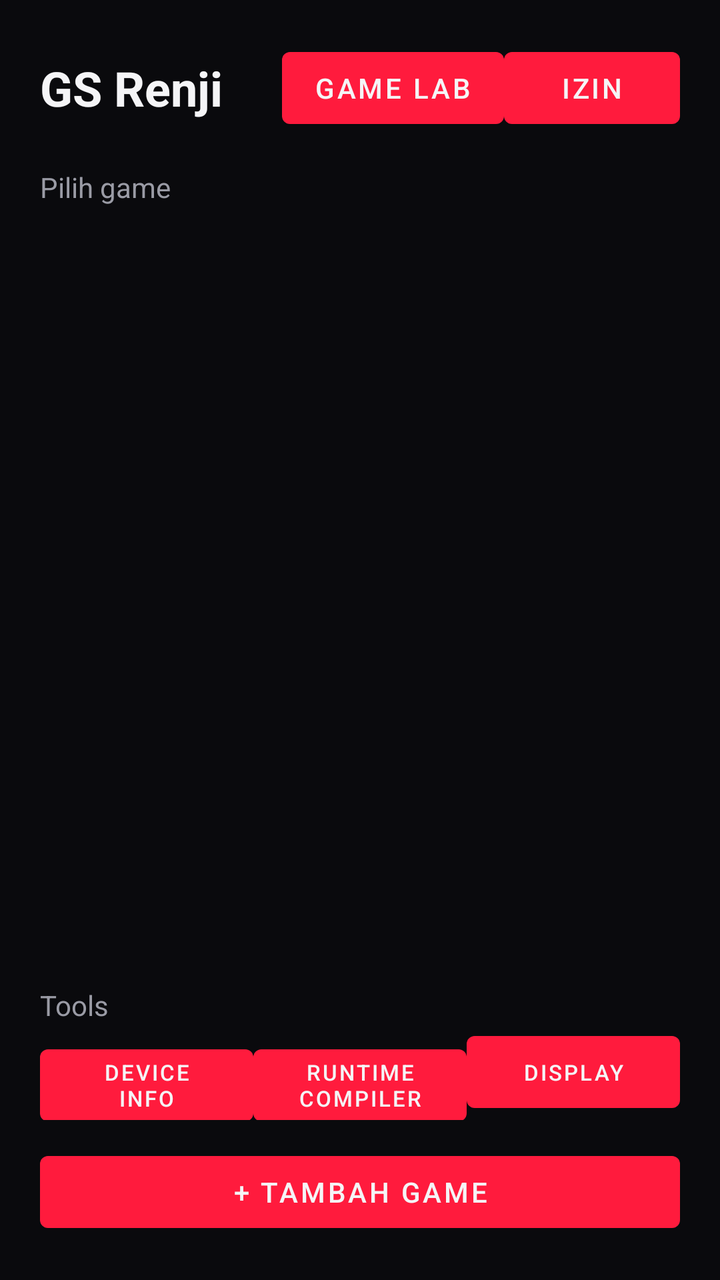
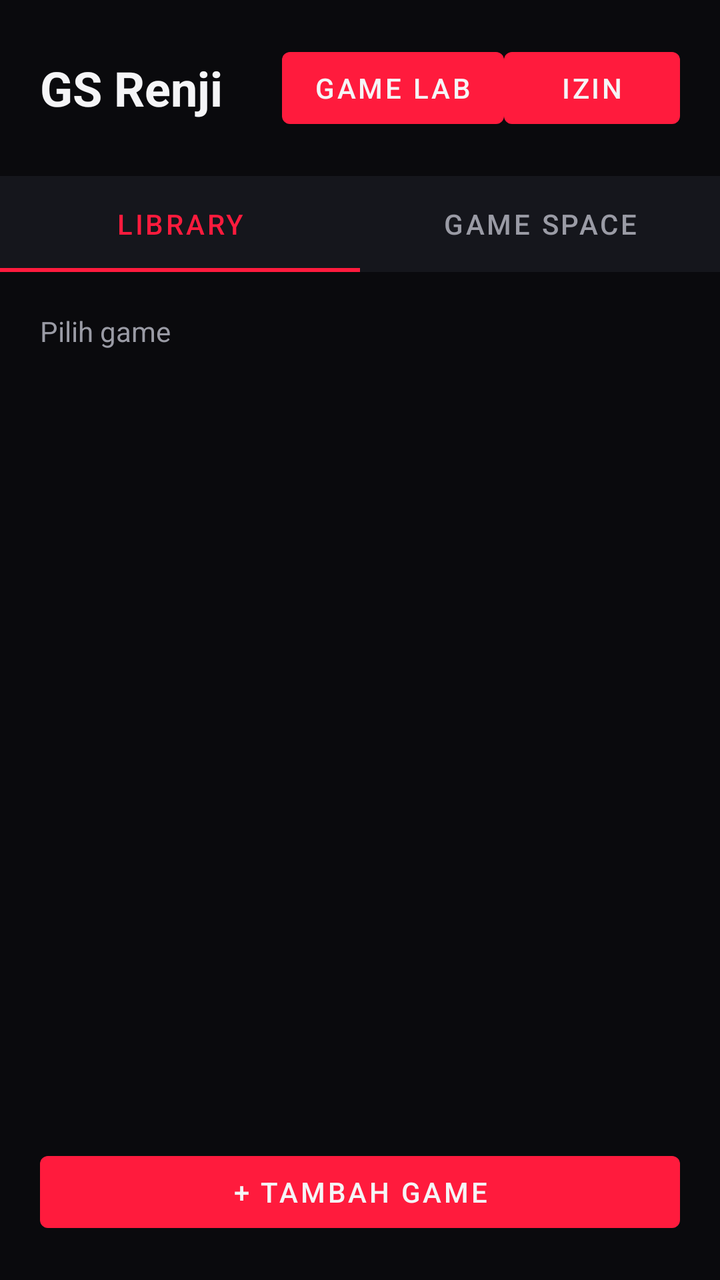

The first picture is an Android layout as it rendered before a commit; the second is the same layout after the commit. The layout source and the unified diff follow.
<!-- AndroidManifest.xml: activity theme Theme.GameSpace -->
<!-- res/layout/activity_game_list.xml -->
<?xml version="1.0" encoding="utf-8"?>
<LinearLayout xmlns:android="http://schemas.android.com/apk/res/android"
    android:layout_width="match_parent"
    android:layout_height="match_parent"
    android:orientation="vertical"
    android:background="@color/bg_dark"
    android:padding="20dp">

    <LinearLayout
        android:layout_width="match_parent"
        android:layout_height="wrap_content"
        android:orientation="horizontal"
        android:gravity="center_vertical"
        android:layout_marginBottom="16dp">

        <TextView
            android:layout_width="0dp"
            android:layout_height="wrap_content"
            android:layout_weight="1"
            android:text="@string/app_name"
            android:textColor="@color/text_primary"
            android:textSize="24sp"
            android:textStyle="bold" />

        <Button
            android:id="@+id/btnGameLab"
            android:layout_width="wrap_content"
            android:layout_height="wrap_content"
            android:text="@string/btn_game_lab" />

        <Button
            android:id="@+id/btnOpenSettings"
            android:layout_width="wrap_content"
            android:layout_height="wrap_content"
            android:text="@string/btn_permissions" />

    </LinearLayout>

    <TextView
        android:layout_width="wrap_content"
        android:layout_height="wrap_content"
        android:text="@string/label_pick_game"
        android:textColor="@color/text_secondary"
        android:layout_marginBottom="8dp" />

    <androidx.recyclerview.widget.RecyclerView
        android:id="@+id/recyclerGames"
        android:layout_width="match_parent"
        android:layout_height="0dp"
        android:layout_weight="1" />

    <TextView
        android:layout_width="wrap_content"
        android:layout_height="wrap_content"
        android:text="Tools"
        android:textColor="@color/text_secondary"
        android:layout_marginTop="8dp" />

    <LinearLayout
        android:layout_width="match_parent"
        android:layout_height="wrap_content"
        android:orientation="horizontal">

        <Button android:id="@+id/btnDeviceInfo" android:layout_width="0dp" android:layout_height="wrap_content" android:layout_weight="1" android:text="Device Info" android:textSize="11sp" />
        <Button android:id="@+id/btnRuntimeCompiler" android:layout_width="0dp" android:layout_height="wrap_content" android:layout_weight="1" android:text="Runtime Compiler" android:textSize="11sp" />
        <Button android:id="@+id/btnDisplayController" android:layout_width="0dp" android:layout_height="wrap_content" android:layout_weight="1" android:text="Display" android:textSize="11sp" />
    </LinearLayout>

    <Button
        android:id="@+id/btnAddGame"
        android:layout_width="match_parent"
        android:layout_height="wrap_content"
        android:layout_marginTop="12dp"
        android:text="@string/btn_add_game" />

</LinearLayout>
<!-- resources referenced by this layout -->
<resources>
  <color name="bg_dark">#0A0A0D</color>
  <color name="text_primary">#F5F5F7</color>
  <color name="text_secondary">#9A9BA5</color>
  <string name="app_name">GS Renji</string>
  <string name="btn_add_game">+ Tambah game</string>
  <string name="btn_game_lab">Game Lab</string>
  <string name="btn_permissions">Izin</string>
  <string name="label_pick_game">Pilih game</string>
  <style name="Theme.GameSpace" parent="Theme.MaterialComponents.DayNight.NoActionBar">
          <item name="android:windowBackground">@color/bg_dark</item>
          <item name="colorPrimary">@color/accent</item>
          <item name="colorPrimaryDark">@color/bg_dark</item>
          <item name="colorAccent">@color/accent_glow</item>
          <item name="colorOnPrimary">@color/text_primary</item>
          <item name="android:textColorPrimary">@color/text_primary</item>
          <item name="android:textColorSecondary">@color/text_secondary</item>
          <item name="android:statusBarColor">@color/bg_dark</item>
          <item name="android:navigationBarColor">@color/bg_dark</item>
      </style>
  <color name="accent">#FF1B3D</color>
  <color name="accent_glow">#FF3355</color>
</resources>

<!-- the commit's change to res/layout/activity_game_list.xml (unified diff, before → after) -->
@@ -1,17 +1,17 @@
 <?xml version="1.0" encoding="utf-8"?>
 <LinearLayout xmlns:android="http://schemas.android.com/apk/res/android"
+    xmlns:app="http://schemas.android.com/apk/res-auto"
     android:layout_width="match_parent"
     android:layout_height="match_parent"
     android:orientation="vertical"
-    android:background="@color/bg_dark"
-    android:padding="20dp">
+    android:background="@color/bg_dark">
 
     <LinearLayout
         android:layout_width="match_parent"
         android:layout_height="wrap_content"
         android:orientation="horizontal"
         android:gravity="center_vertical"
-        android:layout_marginBottom="16dp">
+        android:padding="20dp">
 
         <TextView
             android:layout_width="0dp"
@@ -36,41 +36,117 @@
 
     </LinearLayout>
 
-    <TextView
-        android:layout_width="wrap_content"
+    <com.google.android.material.tabs.TabLayout
+        android:id="@+id/tabLayout"
+        android:layout_width="match_parent"
         android:layout_height="wrap_content"
-        android:text="@string/label_pick_game"
-        android:textColor="@color/text_secondary"
-        android:layout_marginBottom="8dp" />
+        app:tabIndicatorColor="@color/accent"
+        app:tabSelectedTextColor="@color/accent"
+        app:tabTextColor="@color/text_secondary"
+        android:background="@color/surface">
 
-    <androidx.recyclerview.widget.RecyclerView
-        android:id="@+id/recyclerGames"
+        <com.google.android.material.tabs.TabItem
+            android:layout_width="wrap_content"
+            android:layout_height="wrap_content"
+            android:text="Library" />
+
+        <com.google.android.material.tabs.TabItem
+            android:layout_width="wrap_content"
+            android:layout_height="wrap_content"
+            android:text="Game Space" />
+
+    </com.google.android.material.tabs.TabLayout>
+
+    <FrameLayout
+        android:id="@+id/libraryContainer"
         android:layout_width="match_parent"
         android:layout_height="0dp"
-        android:layout_weight="1" />
+        android:layout_weight="1">
 
-    <TextView
-        android:layout_width="wrap_content"
-        android:layout_height="wrap_content"
-        android:text="Tools"
-        android:textColor="@color/text_secondary"
-        android:layout_marginTop="8dp" />
+        <LinearLayout
+            android:layout_width="match_parent"
+            android:layout_height="match_parent"
+            android:orientation="vertical"
+            android:padding="20dp">
 
-    <LinearLayout
+            <TextView
+                android:layout_width="wrap_content"
+                android:layout_height="wrap_content"
+                android:text="@string/label_pick_game"
+                android:textColor="@color/text_secondary"
+                android:layout_marginBottom="8dp" />
+
+            <androidx.recyclerview.widget.RecyclerView
+                android:id="@+id/recyclerGames"
+                android:layout_width="match_parent"
+                android:layout_height="0dp"
+                android:layout_weight="1" />
+
+            <Button
+                android:id="@+id/btnAddGame"
+                android:layout_width="match_parent"
+                android:layout_height="wrap_content"
+                android:layout_marginTop="12dp"
+                android:text="@string/btn_add_game" />
+
+        </LinearLayout>
+    </FrameLayout>
+
+    <FrameLayout
+        android:id="@+id/gameSpaceContainer"
         android:layout_width="match_parent"
-        android:layout_height="wrap_content"
-        android:orientation="horizontal">
+        android:layout_height="0dp"
+        android:layout_weight="1"
+        android:visibility="gone">
 
-        <Button android:id="@+id/btnDeviceInfo" android:layout_width="0dp" android:layout_height="wrap_content" android:layout_weight="1" android:text="Device Info" android:textSize="11sp" />
-        <Button android:id="@+id/btnRuntimeCompiler" android:layout_width="0dp" android:layout_height="wrap_content" android:layout_weight="1" android:text="Runtime Compiler" android:textSize="11sp" />
-        <Button android:id="@+id/btnDisplayController" android:layout_width="0dp" android:layout_height="wrap_content" android:layout_weight="1" android:text="Display" android:textSize="11sp" />
-    </LinearLayout>
+        <ScrollView
+            android:layout_width="match_parent"
+            android:layout_height="match_parent">
 
-    <Button
-        android:id="@+id/btnAddGame"
-        android:layout_width="match_parent"
-        android:layout_height="wrap_content"
-        android:layout_marginTop="12dp"
-        android:text="@string/btn_add_game" />
+            <LinearLayout
+                android:layout_width="match_parent"
+                android:layout_height="wrap_content"
+                android:orientation="vertical"
+                android:padding="20dp">
+
+                <TextView
+                    android:layout_width="wrap_content"
+                    android:layout_height="wrap_content"
+                    android:text="Game Space"
+                    android:textColor="@color/accent"
+                    android:textSize="20sp"
+                    android:textStyle="bold"
+                    android:layout_marginBottom="16dp" />
+
+                <Button
+                    android:id="@+id/btnDeviceInfo"
+                    android:layout_width="match_parent"
+                    android:layout_height="wrap_content"
+                    android:layout_marginBottom="10dp"
+                    android:text="Device Info" />
+
+                <Button
+                    android:id="@+id/btnRuntimeCompiler"
+                    android:layout_width="match_parent"
+                    android:layout_height="wrap_content"
+                    android:layout_marginBottom="10dp"
+                    android:text="Runtime Compiler" />
+
+                <Button
+                    android:id="@+id/btnDisplayController"
+                    android:layout_width="match_parent"
+                    android:layout_height="wrap_content"
+                    android:layout_marginBottom="10dp"
+                    android:text="Display Controller" />
+
+                <Button
+                    android:id="@+id/btnAccessManager2"
+                    android:layout_width="match_parent"
+                    android:layout_height="wrap_content"
+                    android:text="Access Manager" />
+
+            </LinearLayout>
+        </ScrollView>
+    </FrameLayout>
 
 </LinearLayout>
<!-- resource entries referenced after the edit -->
@@ -1,6 +1,7 @@
 <!-- resources referenced by this layout -->
 <resources>
   <color name="bg_dark">#0A0A0D</color>
+  <color name="surface">#15161C</color>
   <color name="text_primary">#F5F5F7</color>
   <color name="text_secondary">#9A9BA5</color>
   <string name="app_name">GS Renji</string>
